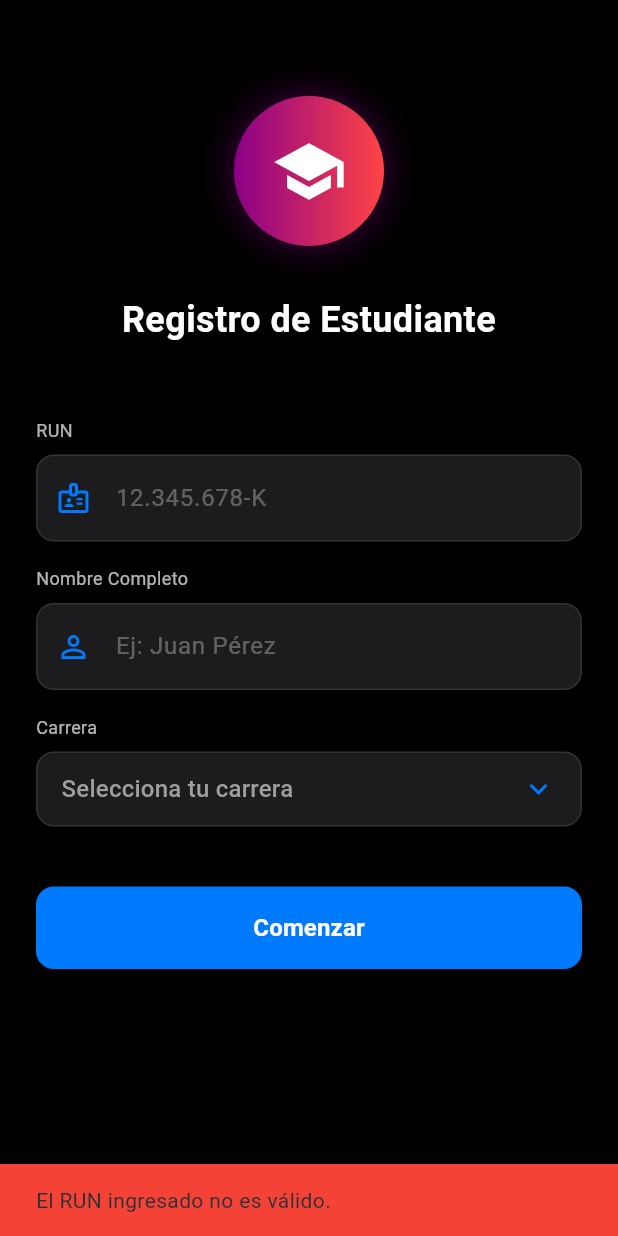
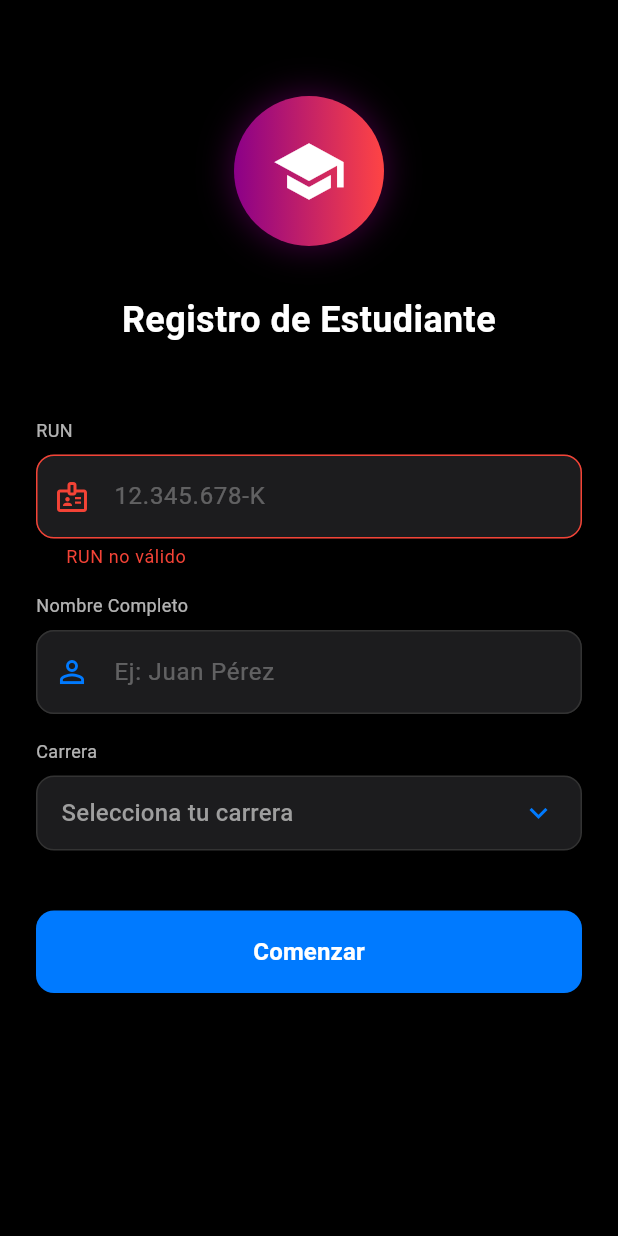
Before and after one commit to jarayaa/sistema-gestion-academica, a Flutter app: the screen it shows after launch, after a tap on "Comenzar", on a phone screen of 412 x 824 dp. Run offline on Flutter 3.47's test engine with Material 3 defaults, Android fonts, the light colour scheme and no system bars; our stand-ins replace firebase_auth, firebase_core, firebase_database, package_info_plus, shared_preferences; missing offline and left inert: firebase_app_check; accounts and stored records are empty; network calls fail.

Commit message:
commit "modified:   lib/screens/seleccion_carrera_screen.dart" commit	"modified:   lib/services/realtime_db_service.dart"

```diff
--- a/lib/screens/seleccion_carrera_screen.dart
+++ b/lib/screens/seleccion_carrera_screen.dart
@@ -14,13 +14,19 @@ class SeleccionCarreraScreen extends StatefulWidget {
 class _SeleccionCarreraScreenState extends State<SeleccionCarreraScreen> {
   final GitHubApiService _apiService = GitHubApiService();
   final RealtimeDBService _dbService = RealtimeDBService();
+
   final TextEditingController _runController = TextEditingController();
   final TextEditingController _nombreController = TextEditingController();
 
   List<Map<String, dynamic>> _carreras = [];
   String? _carreraSeleccionada;
   bool _cargando = true;
-  String? _carreraPreviaId;
+
+  // 1. Variable para validación visual en tiempo real
+  String? _runErrorText;
+
+  // 2. Variable para almacenar TODAS las carreras con registros (Set para evitar duplicados)
+  Set<String> _carrerasConHistorial = {};
 
   @override
   void initState() {
@@ -40,9 +46,7 @@ class _SeleccionCarreraScreenState extends State<SeleccionCarreraScreen> {
       }
     } catch (e) {
       if (mounted) {
-        setState(() {
-          _cargando = false;
-        });
+        setState(() => _cargando = false);
         ScaffoldMessenger.of(context).showSnackBar(
           SnackBar(content: Text('Error al cargar carreras: $e')),
         );
@@ -50,43 +54,73 @@ class _SeleccionCarreraScreenState extends State<SeleccionCarreraScreen> {
     }
   }
 
+  // Lógica de validación y búsqueda en tiempo real
   Future<void> _onRutChanged(String val) async {
-    if (val.length < 8) return;
+    // Si está vacío o muy corto, limpiamos errores pero no validamos aún
+    if (val.isEmpty) {
+      setState(() => _runErrorText = null);
+      return;
+    }
 
-    if (RutValidator.esValido(val)) {
+    // Validación visual (Req 1)
+    if (!RutValidator.esValido(val)) {
+      setState(() {
+        _runErrorText = "RUN no válido";
+        // Limpiamos datos si el rut se vuelve inválido
+        _carrerasConHistorial.clear();
+        if (_nombreController.text.isNotEmpty) _nombreController.clear();
+      });
+      return; // No buscamos en DB si es inválido
+    } else {
+      setState(() => _runErrorText = null); // RUN Válido, quitamos error
+    }
+
+    // Si llegamos aquí, el RUN es válido matemáticamente. Buscamos en Firebase.
     final estudiante = await _dbService.obtenerEstudiante(val);
 
     if (estudiante != null && mounted) {
       setState(() {
         _nombreController.text = estudiante['nombre'] ?? '';
-          _carreraPreviaId = estudiante['carrera_id'];
 
-          if (_carreras.any((c) => c['id'] == _carreraPreviaId)) {
-            _carreraSeleccionada = _carreraPreviaId;
+        // Lógica Multi-Carrera (Req 2)
+        _carrerasConHistorial.clear();
+
+        // 1. Agregamos la última carrera activa
+        if (estudiante['carrera_id'] != null) {
+          _carrerasConHistorial.add(estudiante['carrera_id']);
+          // Autoseleccionar la última activa por defecto
+          if (_carreras.any((c) => c['id'] == estudiante['carrera_id'])) {
+            _carreraSeleccionada = estudiante['carrera_id'];
+          }
+        }
+
+        // 2. Agregamos el historial de carreras si existe
+        if (estudiante['historial_carreras'] != null) {
+          final historialMap = estudiante['historial_carreras'] as Map;
+          // Convertimos las llaves del mapa a Strings y las agregamos al Set
+          historialMap.keys.forEach((k) {
+            _carrerasConHistorial.add(k.toString());
+          });
         }
       });
 
+      ScaffoldMessenger.of(context).hideCurrentSnackBar();
       ScaffoldMessenger.of(context).showSnackBar(
         const SnackBar(
-            content: Text('¡Bienvenido de nuevo! Datos recuperados de la nube.'),
+          content: Text('Datos encontrados. Carreras anteriores marcadas en verde.'),
           backgroundColor: Color(0xFF34C759),
           duration: Duration(seconds: 2),
         ),
       );
     }
   }
-  }
 
   Future<void> _registrarUsuario() async {
     final rut = _runController.text;
 
+    // Validación final antes de enviar
     if (!RutValidator.esValido(rut)) {
-      ScaffoldMessenger.of(context).showSnackBar(
-        const SnackBar(
-          content: Text('El RUN ingresado no es válido.'),
-          backgroundColor: Colors.red,
-        ),
-      );
+      setState(() => _runErrorText = "RUN no válido");
       return;
     }
 
@@ -104,7 +138,7 @@ class _SeleccionCarreraScreenState extends State<SeleccionCarreraScreen> {
       carreraId: _carreraSeleccionada!,
     );
 
-    // Guardar en Firebase Realtime Database
+    // Guardar en Firebase
     await _dbService.guardarEstudiante(
       run: rut,
       nombre: _nombreController.text,
@@ -152,29 +186,49 @@ class _SeleccionCarreraScreenState extends State<SeleccionCarreraScreen> {
                     ),
                     const SizedBox(height: 48),
 
+                    // CAMPO RUN CON VALIDACIÓN VISUAL
                     Column(
                       crossAxisAlignment: CrossAxisAlignment.start,
                       children: [
                         const Text("RUN", style: TextStyle(color: Colors.white70, fontSize: 12)),
                         const SizedBox(height: 8),
-                        Container(
-                          decoration: BoxDecoration(
-                            color: const Color(0xFF1C1C1E),
-                            borderRadius: BorderRadius.circular(12),
-                            border: Border.all(color: const Color(0xFF333333)),
-                          ),
-                          child: TextField(
+                        // Removemos el contenedor decorativo externo para usar la decoración del TextField
+                        // que maneja mejor el errorText
+                        TextField(
                           controller: _runController,
                           onChanged: _onRutChanged,
                           inputFormatters: [RutInputFormatter()],
                           style: const TextStyle(color: Colors.white),
-                            decoration: const InputDecoration(
+                          decoration: InputDecoration(
                             hintText: '12.345.678-K',
-                              hintStyle: TextStyle(color: Colors.white30),
-                              prefixIcon: Icon(Icons.badge_outlined, color: Color(0xFF007AFF)),
-                              border: InputBorder.none,
-                              contentPadding: EdgeInsets.all(16),
+                            hintStyle: const TextStyle(color: Colors.white30),
+                            prefixIcon: Icon(
+                              Icons.badge_outlined,
+                              color: _runErrorText != null ? Colors.red : const Color(0xFF007AFF)
                             ),
+                            filled: true,
+                            fillColor: const Color(0xFF1C1C1E),
+                            // Bordes normales
+                            enabledBorder: OutlineInputBorder(
+                              borderRadius: BorderRadius.circular(12),
+                              borderSide: const BorderSide(color: Color(0xFF333333)),
+                            ),
+                            focusedBorder: OutlineInputBorder(
+                              borderRadius: BorderRadius.circular(12),
+                              borderSide: const BorderSide(color: Color(0xFF007AFF)),
+                            ),
+                            // Bordes de error (Rojos)
+                            errorBorder: OutlineInputBorder(
+                              borderRadius: BorderRadius.circular(12),
+                              borderSide: const BorderSide(color: Colors.red),
+                            ),
+                            focusedErrorBorder: OutlineInputBorder(
+                              borderRadius: BorderRadius.circular(12),
+                              borderSide: const BorderSide(color: Colors.red, width: 2),
+                            ),
+                            errorText: _runErrorText, // Aquí se muestra el mensaje
+                            errorStyle: const TextStyle(color: Colors.red),
+                            contentPadding: const EdgeInsets.all(16),
                           ),
                         ),
                       ],
@@ -191,6 +245,7 @@ class _SeleccionCarreraScreenState extends State<SeleccionCarreraScreen> {
 
                     const SizedBox(height: 16),
 
+                    // DROPDOWN CON MULTIPLE RESALTADO
                     const Text("Carrera", style: TextStyle(color: Colors.white70, fontSize: 12)),
                     const SizedBox(height: 8),
                     Container(
@@ -208,16 +263,31 @@ class _SeleccionCarreraScreenState extends State<SeleccionCarreraScreen> {
                           isExpanded: true,
                           icon: const Icon(Icons.keyboard_arrow_down, color: Color(0xFF007AFF)),
                           items: _carreras.map((carrera) {
-                            final esPrevia = carrera['id'] == _carreraPreviaId;
+
+                            // Verificar si esta carrera está en el historial del usuario
+                            final tieneRegistro = _carrerasConHistorial.contains(carrera['id']);
+
                             return DropdownMenuItem<String>(
                               value: carrera['id'],
+                              child: Row(
+                                children: [
+                                  Expanded(
                                     child: Text(
                                       carrera['nombre'],
                                       style: TextStyle(
-                                  color: esPrevia ? const Color(0xFF34C759) : Colors.white,
-                                  fontWeight: esPrevia ? FontWeight.bold : FontWeight.normal,
+                                        // Color verde si tiene registro, blanco si no
+                                        color: tieneRegistro ? const Color(0xFF34C759) : Colors.white,
+                                        fontWeight: tieneRegistro ? FontWeight.bold : FontWeight.normal,
                                       ),
                                       overflow: TextOverflow.ellipsis,
+                                    ),
+                                  ),
+                                  if (tieneRegistro)
+                                    const Padding(
+                                      padding: EdgeInsets.only(left: 8.0),
+                                      child: Icon(Icons.history, size: 16, color: Color(0xFF34C759)),
+                                    )
+                                ],
                               ),
                             );
                           }).toList(),
@@ -245,28 +315,39 @@ class _SeleccionCarreraScreenState extends State<SeleccionCarreraScreen> {
     );
   }
 
-  Widget _buildTextField({required TextEditingController controller, required String label, required String hint, required IconData icon}) {
+  Widget _buildTextField({
+    required TextEditingController controller,
+    required String label,
+    required String hint,
+    required IconData icon
+  }) {
     return Column(
       crossAxisAlignment: CrossAxisAlignment.start,
       children: [
         Text(label, style: const TextStyle(color: Colors.white70, fontSize: 12)),
         const SizedBox(height: 8),
-        Container(
-          decoration: BoxDecoration(
-            color: const Color(0xFF1C1C1E),
-            borderRadius: BorderRadius.circular(12),
-            border: Border.all(color: const Color(0xFF333333)),
-          ),
-          child: TextField(
+        TextField(
           controller: controller,
           style: const TextStyle(color: Colors.white),
           decoration: InputDecoration(
             hintText: hint,
             hintStyle: const TextStyle(color: Colors.white30),
             prefixIcon: Icon(icon, color: const Color(0xFF007AFF)),
-              border: InputBorder.none,
+            filled: true,
+            fillColor: const Color(0xFF1C1C1E),
+            border: OutlineInputBorder(
+              borderRadius: BorderRadius.circular(12),
+              borderSide: BorderSide.none,
+            ),
+            enabledBorder: OutlineInputBorder(
+              borderRadius: BorderRadius.circular(12),
+              borderSide: const BorderSide(color: Color(0xFF333333)),
+            ),
+            focusedBorder: OutlineInputBorder(
+              borderRadius: BorderRadius.circular(12),
+              borderSide: const BorderSide(color: Color(0xFF007AFF)),
+            ),
             contentPadding: const EdgeInsets.all(16),
-            ),
           ),
         ),
       ],
```
Also changed, not shown: lib/services/realtime_db_service.dart (+13 -8 lines). Lines whose indentation alone changed are shown as unchanged.
